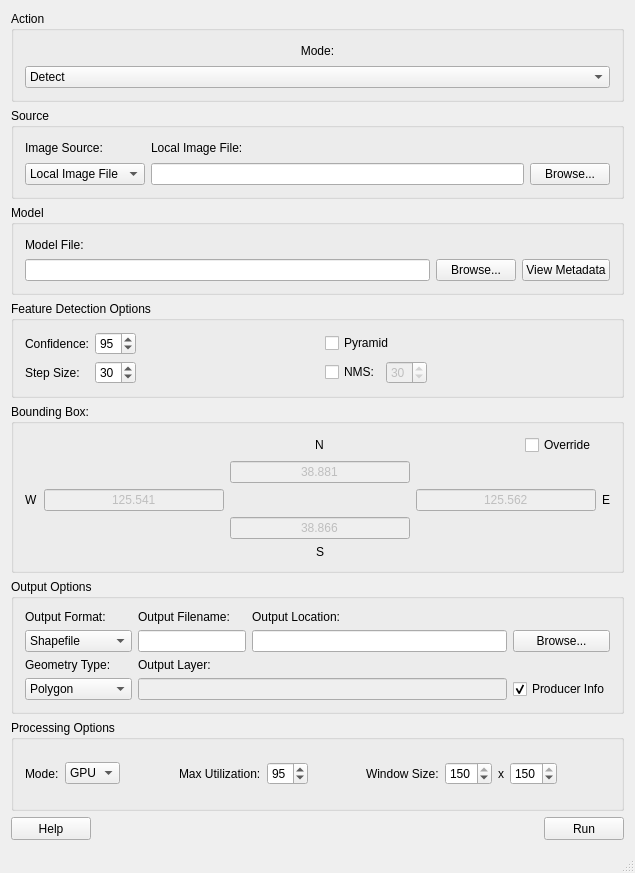
Old version of the form gui/mainwindow.ui in the repository DigitalGlobe/GGD-OpenSpaceNet.
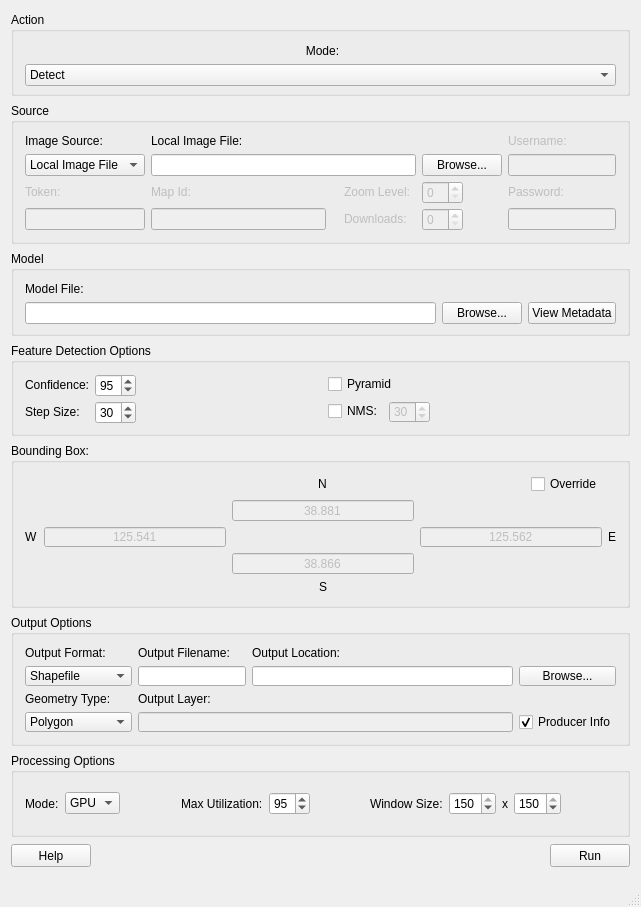
New version of the form. Icons and pictures are not drawn.

Commit message: Added extra widgets for web service options to the source group box, added logic to disable or enable the source input widgets based on the selected input source

Diff of the .ui file:
```diff
--- a/gui/mainwindow.ui
+++ b/gui/mainwindow.ui
@@ -9,8 +9,8 @@
    <rect>
     <x>0</x>
     <y>0</y>
-    <width>635</width>
-    <height>873</height>
+    <width>637</width>
+    <height>907</height>
    </rect>
   </property>
   <property name="windowTitle">
@@ -25,49 +25,101 @@
   </property>
   <widget class="QWidget" name="centralWidget">
    <layout class="QGridLayout" name="gridLayout">
-    <item row="2" column="0" colspan="3">
+    <item row="5" column="0" colspan="4">
      <widget class="QGroupBox" name="modelGroupBox">
+      <property name="sizePolicy">
+       <sizepolicy hsizetype="Preferred" vsizetype="Preferred">
+        <horstretch>0</horstretch>
+        <verstretch>0</verstretch>
+       </sizepolicy>
+      </property>
       <property name="minimumSize">
        <size>
         <width>0</width>
-        <height>81</height>
+        <height>85</height>
+       </size>
+      </property>
+      <property name="maximumSize">
+       <size>
+        <width>16777215</width>
+        <height>85</height>
        </size>
       </property>
       <property name="title">
        <string>Model</string>
       </property>
+      <property name="alignment">
+       <set>Qt::AlignLeading|Qt::AlignLeft|Qt::AlignTop</set>
+      </property>
       <property name="flat">
        <bool>true</bool>
       </property>
       <layout class="QGridLayout" name="gridLayout_4">
+       <item row="1" column="1">
+        <widget class="QPushButton" name="modelFileBrowseButton">
+         <property name="sizePolicy">
+          <sizepolicy hsizetype="Minimum" vsizetype="Fixed">
+           <horstretch>0</horstretch>
+           <verstretch>0</verstretch>
+          </sizepolicy>
+         </property>
+         <property name="minimumSize">
+          <size>
+           <width>80</width>
+           <height>22</height>
+          </size>
+         </property>
+         <property name="text">
+          <string>Browse...</string>
+         </property>
+        </widget>
+       </item>
        <item row="0" column="0">
         <widget class="QLabel" name="modelFileLabel">
+         <property name="sizePolicy">
+          <sizepolicy hsizetype="Fixed" vsizetype="Preferred">
+           <horstretch>0</horstretch>
+           <verstretch>0</verstretch>
+          </sizepolicy>
+         </property>
          <property name="text">
           <string>Model File:</string>
          </property>
         </widget>
        </item>
        <item row="1" column="0">
-        <widget class="QLineEdit" name="modelFileLineEdit"/>
+        <widget class="QLineEdit" name="modelFileLineEdit">
+         <property name="minimumSize">
+          <size>
+           <width>0</width>
+           <height>22</height>
+          </size>
+         </property>
+        </widget>
        </item>
        <item row="1" column="2">
         <widget class="QPushButton" name="viewMetadataButton">
+         <property name="sizePolicy">
+          <sizepolicy hsizetype="Minimum" vsizetype="Fixed">
+           <horstretch>0</horstretch>
+           <verstretch>0</verstretch>
+          </sizepolicy>
+         </property>
+         <property name="minimumSize">
+          <size>
+           <width>80</width>
+           <height>22</height>
+          </size>
+         </property>
          <property name="text">
           <string>View Metadata</string>
          </property>
         </widget>
        </item>
-       <item row="1" column="1">
-        <widget class="QPushButton" name="modelFileBrowseButton">
-         <property name="text">
-          <string>Browse...</string>
-         </property>
-        </widget>
-       </item>
       </layout>
      </widget>
     </item>
-    <item row="6" column="0" colspan="3">
+    <item row="9" column="0" colspan="4">
      <widget class="QGroupBox" name="processingOptionsGroupBox">
       <property name="minimumSize">
        <size>
@@ -75,9 +127,18 @@
         <height>81</height>
        </size>
       </property>
+      <property name="maximumSize">
+       <size>
+        <width>16777215</width>
+        <height>84</height>
+       </size>
+      </property>
       <property name="title">
        <string>Processing Options</string>
       </property>
+      <property name="alignment">
+       <set>Qt::AlignLeading|Qt::AlignLeft|Qt::AlignTop</set>
+      </property>
       <property name="flat">
        <bool>true</bool>
       </property>
@@ -196,12 +257,18 @@
       </layout>
      </widget>
     </item>
-    <item row="0" column="0" colspan="3">
+    <item row="0" column="0" colspan="4">
      <widget class="QGroupBox" name="actionGroupBox">
       <property name="minimumSize">
        <size>
-        <width>0</width>
-        <height>81</height>
+        <width>619</width>
+        <height>84</height>
+       </size>
+      </property>
+      <property name="maximumSize">
+       <size>
+        <width>16777215</width>
+        <height>84</height>
        </size>
       </property>
       <property name="title">
@@ -213,6 +280,12 @@
       <layout class="QGridLayout" name="gridLayout_2">
        <item row="0" column="0">
         <widget class="QLabel" name="modeLabel">
+         <property name="minimumSize">
+          <size>
+           <width>595</width>
+           <height>15</height>
+          </size>
+         </property>
          <property name="layoutDirection">
           <enum>Qt::LeftToRight</enum>
          </property>
@@ -229,6 +302,12 @@
        </item>
        <item row="1" column="0">
         <widget class="QComboBox" name="modeComboBox">
+         <property name="minimumSize">
+          <size>
+           <width>0</width>
+           <height>22</height>
+          </size>
+         </property>
          <item>
           <property name="text">
            <string>Detect</string>
@@ -244,17 +323,29 @@
       </layout>
      </widget>
     </item>
-    <item row="4" column="0" colspan="3">
+    <item row="7" column="0" colspan="4">
      <widget class="QGroupBox" name="outputOptionsGroupBox">
       <property name="minimumSize">
        <size>
-        <width>0</width>
-        <height>121</height>
+        <width>619</width>
+        <height>165</height>
+       </size>
+      </property>
+      <property name="maximumSize">
+       <size>
+        <width>16777215</width>
+        <height>165</height>
        </size>
       </property>
       <property name="title">
        <string>Bounding Box:</string>
       </property>
+      <property name="alignment">
+       <set>Qt::AlignLeading|Qt::AlignLeft|Qt::AlignTop</set>
+      </property>
+      <property name="flat">
+       <bool>false</bool>
+      </property>
       <layout class="QGridLayout" name="gridLayout_6">
        <item row="2" column="4">
         <widget class="QLabel" name="bboxELabel">
@@ -338,6 +429,24 @@
        </item>
        <item row="0" column="3" alignment="Qt::AlignRight">
         <widget class="QCheckBox" name="bboxOverrideCheckBox">
+         <property name="sizePolicy">
+          <sizepolicy hsizetype="Fixed" vsizetype="Fixed">
+           <horstretch>0</horstretch>
+           <verstretch>0</verstretch>
+          </sizepolicy>
+         </property>
+         <property name="minimumSize">
+          <size>
+           <width>71</width>
+           <height>20</height>
+          </size>
+         </property>
+         <property name="maximumSize">
+          <size>
+           <width>71</width>
+           <height>20</height>
+          </size>
+         </property>
          <property name="text">
           <string>Override</string>
          </property>
@@ -355,7 +464,7 @@
       <zorder>bboxOverrideCheckBox</zorder>
      </widget>
     </item>
-    <item row="7" column="2">
+    <item row="10" column="3">
      <widget class="QPushButton" name="runPushButton">
       <property name="minimumSize">
        <size>
@@ -368,23 +477,38 @@
       </property>
      </widget>
     </item>
-    <item row="3" column="0" colspan="3">
+    <item row="6" column="0" colspan="4">
      <widget class="QGroupBox" name="featureDetectionOptionsGroupBox">
       <property name="minimumSize">
        <size>
         <width>0</width>
-        <height>81</height>
+        <height>93</height>
+       </size>
+      </property>
+      <property name="maximumSize">
+       <size>
+        <width>16777215</width>
+        <height>93</height>
        </size>
       </property>
       <property name="title">
        <string>Feature Detection Options</string>
       </property>
+      <property name="alignment">
+       <set>Qt::AlignLeading|Qt::AlignLeft|Qt::AlignTop</set>
+      </property>
       <property name="flat">
        <bool>true</bool>
       </property>
       <layout class="QGridLayout" name="gridLayout_5">
        <item row="1" column="1">
         <widget class="QSpinBox" name="stepSizeSpinBox">
+         <property name="minimumSize">
+          <size>
+           <width>0</width>
+           <height>23</height>
+          </size>
+         </property>
          <property name="value">
           <number>30</number>
          </property>
@@ -406,6 +530,12 @@
        </item>
        <item row="0" column="1">
         <widget class="QSpinBox" name="confidenceSpinBox">
+         <property name="minimumSize">
+          <size>
+           <width>0</width>
+           <height>23</height>
+          </size>
+         </property>
          <property name="value">
           <number>95</number>
          </property>
@@ -430,6 +560,12 @@
          <property name="enabled">
           <bool>false</bool>
          </property>
+         <property name="minimumSize">
+          <size>
+           <width>0</width>
+           <height>22</height>
+          </size>
+         </property>
          <property name="readOnly">
           <bool>false</bool>
          </property>
@@ -467,80 +603,7 @@
       </layout>
      </widget>
     </item>
-    <item row="1" column="0" colspan="3">
-     <widget class="QGroupBox" name="sourceGroupBox">
-      <property name="minimumSize">
-       <size>
-        <width>0</width>
-        <height>81</height>
-       </size>
-      </property>
-      <property name="title">
-       <string>Source</string>
-      </property>
-      <property name="flat">
-       <bool>true</bool>
-      </property>
-      <layout class="QGridLayout" name="gridLayout_3">
-       <item row="1" column="0">
-        <widget class="QComboBox" name="imageSourceComboBox">
-         <item>
-          <property name="text">
-           <string>Local Image File</string>
-          </property>
-         </item>
-         <item>
-          <property name="text">
-           <string>DGCS</string>
-          </property>
-         </item>
-         <item>
-          <property name="text">
-           <string>EVWHS</string>
-          </property>
-         </item>
-         <item>
-          <property name="text">
-           <string>MapsAPI</string>
-          </property>
-         </item>
-        </widget>
-       </item>
-       <item row="1" column="1">
-        <widget class="QLineEdit" name="localImageFileLineEdit">
-         <property name="text">
-          <string/>
-         </property>
-        </widget>
-       </item>
-       <item row="0" column="1">
-        <widget class="QLabel" name="localImageFileLabel">
-         <property name="text">
-          <string>Local Image File:</string>
-         </property>
-        </widget>
-       </item>
-       <item row="1" column="2">
-        <widget class="QPushButton" name="localImageFileBrowseButton">
-         <property name="text">
-          <string>Browse...</string>
-         </property>
-        </widget>
-       </item>
-       <item row="0" column="0">
-        <widget class="QLabel" name="imageSourceLabel">
-         <property name="text">
-          <string>Image Source:</string>
-         </property>
-         <property name="alignment">
-          <set>Qt::AlignLeading|Qt::AlignLeft|Qt::AlignVCenter</set>
-         </property>
-        </widget>
-       </item>
-      </layout>
-     </widget>
-    </item>
-    <item row="7" column="0">
+    <item row="10" column="0">
      <widget class="QPushButton" name="helpPushButton">
       <property name="minimumSize">
        <size>
@@ -553,7 +616,7 @@
       </property>
      </widget>
     </item>
-    <item row="7" column="1">
+    <item row="10" column="2">
      <spacer name="helpRunSpacer">
       <property name="orientation">
        <enum>Qt::Horizontal</enum>
@@ -566,7 +629,7 @@
       </property>
      </spacer>
     </item>
-    <item row="5" column="0" colspan="3">
+    <item row="8" column="0" colspan="4">
      <widget class="QGroupBox" name="outputOptionsGroupBox_2">
       <property name="minimumSize">
        <size>
@@ -574,9 +637,18 @@
         <height>131</height>
        </size>
       </property>
+      <property name="maximumSize">
+       <size>
+        <width>16777215</width>
+        <height>131</height>
+       </size>
+      </property>
       <property name="title">
        <string>Output Options</string>
       </property>
+      <property name="alignment">
+       <set>Qt::AlignLeading|Qt::AlignLeft|Qt::AlignTop</set>
+      </property>
       <property name="flat">
        <bool>true</bool>
       </property>
@@ -699,6 +771,316 @@
       </layout>
      </widget>
     </item>
+    <item row="4" column="0" colspan="4">
+     <widget class="QGroupBox" name="sourceOptionsGroupBox">
+      <property name="sizePolicy">
+       <sizepolicy hsizetype="Preferred" vsizetype="Maximum">
+        <horstretch>0</horstretch>
+        <verstretch>0</verstretch>
+       </sizepolicy>
+      </property>
+      <property name="minimumSize">
+       <size>
+        <width>619</width>
+        <height>141</height>
+       </size>
+      </property>
+      <property name="maximumSize">
+       <size>
+        <width>16777215</width>
+        <height>141</height>
+       </size>
+      </property>
+      <property name="title">
+       <string>Source</string>
+      </property>
+      <property name="alignment">
+       <set>Qt::AlignLeading|Qt::AlignLeft|Qt::AlignTop</set>
+      </property>
+      <property name="flat">
+       <bool>true</bool>
+      </property>
+      <layout class="QGridLayout" name="gridLayout_3">
+       <item row="1" column="1" colspan="5">
+        <widget class="QLineEdit" name="localImageFileLineEdit">
+         <property name="sizePolicy">
+          <sizepolicy hsizetype="Minimum" vsizetype="Fixed">
+           <horstretch>0</horstretch>
+           <verstretch>0</verstretch>
+          </sizepolicy>
+         </property>
+         <property name="minimumSize">
+          <size>
+           <width>0</width>
+           <height>22</height>
+          </size>
+         </property>
+         <property name="sizeIncrement">
+          <size>
+           <width>0</width>
+           <height>0</height>
+          </size>
+         </property>
+         <property name="text">
+          <string/>
+         </property>
+        </widget>
+       </item>
+       <item row="3" column="0">
+        <widget class="QLineEdit" name="tokenLineEdit">
+         <property name="enabled">
+          <bool>false</bool>
+         </property>
+         <property name="sizePolicy">
+          <sizepolicy hsizetype="Minimum" vsizetype="Fixed">
+           <horstretch>0</horstretch>
+           <verstretch>0</verstretch>
+          </sizepolicy>
+         </property>
+         <property name="minimumSize">
+          <size>
+           <width>0</width>
+           <height>22</height>
+          </size>
+         </property>
+        </widget>
+       </item>
+       <item row="0" column="1">
+        <widget class="QLabel" name="localImageFileLabel">
+         <property name="text">
+          <string>Local Image File:</string>
+         </property>
+        </widget>
+       </item>
+       <item row="0" column="0">
+        <widget class="QLabel" name="imageSourceLabel">
+         <property name="text">
+          <string>Image Source:</string>
+         </property>
+         <property name="alignment">
+          <set>Qt::AlignLeading|Qt::AlignLeft|Qt::AlignVCenter</set>
+         </property>
+        </widget>
+       </item>
+       <item row="0" column="7">
+        <widget class="QLabel" name="usernameLabel">
+         <property name="enabled">
+          <bool>false</bool>
+         </property>
+         <property name="text">
+          <string>Username:</string>
+         </property>
+        </widget>
+       </item>
+       <item row="2" column="0">
+        <widget class="QLabel" name="tokenLabel">
+         <property name="enabled">
+          <bool>false</bool>
+         </property>
+         <property name="text">
+          <string>Token:</string>
+         </property>
+        </widget>
+       </item>
+       <item row="1" column="7">
+        <widget class="QLineEdit" name="usernameLineEdit">
+         <property name="enabled">
+          <bool>false</bool>
+         </property>
+         <property name="sizePolicy">
+          <sizepolicy hsizetype="Fixed" vsizetype="Fixed">
+           <horstretch>0</horstretch>
+           <verstretch>0</verstretch>
+          </sizepolicy>
+         </property>
+         <property name="minimumSize">
+          <size>
+           <width>0</width>
+           <height>22</height>
+          </size>
+         </property>
+        </widget>
+       </item>
+       <item row="2" column="7">
+        <widget class="QLabel" name="passwordLabel">
+         <property name="enabled">
+          <bool>false</bool>
+         </property>
+         <property name="text">
+          <string>Password:</string>
+         </property>
+        </widget>
+       </item>
+       <item row="1" column="6" alignment="Qt::AlignLeft">
+        <widget class="QPushButton" name="localImageFileBrowseButton">
+         <property name="enabled">
+          <bool>true</bool>
+         </property>
+         <property name="sizePolicy">
+          <sizepolicy hsizetype="Minimum" vsizetype="Fixed">
+           <horstretch>6</horstretch>
+           <verstretch>0</verstretch>
+          </sizepolicy>
+         </property>
+         <property name="minimumSize">
+          <size>
+           <width>0</width>
+           <height>22</height>
+          </size>
+         </property>
+         <property name="text">
+          <string>Browse...</string>
+         </property>
+        </widget>
+       </item>
+       <item row="3" column="7">
+        <widget class="QLineEdit" name="passwordLineEdit">
+         <property name="enabled">
+          <bool>false</bool>
+         </property>
+         <property name="sizePolicy">
+          <sizepolicy hsizetype="Minimum" vsizetype="Fixed">
+           <horstretch>0</horstretch>
+           <verstretch>0</verstretch>
+          </sizepolicy>
+         </property>
+         <property name="minimumSize">
+          <size>
+           <width>0</width>
+           <height>22</height>
+          </size>
+         </property>
+         <property name="echoMode">
+          <enum>QLineEdit::Password</enum>
+         </property>
+        </widget>
+       </item>
+       <item row="1" column="0">
+        <widget class="QComboBox" name="imageSourceComboBox">
+         <property name="sizePolicy">
+          <sizepolicy hsizetype="Minimum" vsizetype="Fixed">
+           <horstretch>0</horstretch>
+           <verstretch>0</verstretch>
+          </sizepolicy>
+         </property>
+         <property name="minimumSize">
+          <size>
+           <width>0</width>
+           <height>22</height>
+          </size>
+         </property>
+         <item>
+          <property name="text">
+           <string>Local Image File</string>
+          </property>
+         </item>
+         <item>
+          <property name="text">
+           <string>DGCS</string>
+          </property>
+         </item>
+         <item>
+          <property name="text">
+           <string>EVWHS</string>
+          </property>
+         </item>
+         <item>
+          <property name="text">
+           <string>MapsAPI</string>
+          </property>
+         </item>
+        </widget>
+       </item>
+       <item row="3" column="6">
+        <widget class="QSpinBox" name="downloadsSpinBox">
+         <property name="enabled">
+          <bool>false</bool>
+         </property>
+         <property name="sizePolicy">
+          <sizepolicy hsizetype="Maximum" vsizetype="Fixed">
+           <horstretch>0</horstretch>
+           <verstretch>0</verstretch>
+          </sizepolicy>
+         </property>
+         <property name="minimumSize">
+          <size>
+           <width>0</width>
+           <height>23</height>
+          </size>
+         </property>
+        </widget>
+       </item>
+       <item row="2" column="1">
+        <widget class="QLabel" name="mapIdLabel">
+         <property name="enabled">
+          <bool>false</bool>
+         </property>
+         <property name="text">
+          <string>Map Id:</string>
+         </property>
+        </widget>
+       </item>
+       <item row="2" column="6">
+        <widget class="QSpinBox" name="zoomSpinBox">
+         <property name="enabled">
+          <bool>false</bool>
+         </property>
+         <property name="sizePolicy">
+          <sizepolicy hsizetype="Maximum" vsizetype="Fixed">
+           <horstretch>0</horstretch>
+           <verstretch>0</verstretch>
+          </sizepolicy>
+         </property>
+         <property name="minimumSize">
+          <size>
+           <width>0</width>
+           <height>23</height>
+          </size>
+         </property>
+        </widget>
+       </item>
+       <item row="2" column="4">
+        <widget class="QLabel" name="zoomLabel">
+         <property name="enabled">
+          <bool>false</bool>
+         </property>
+         <property name="text">
+          <string>Zoom Level:</string>
+         </property>
+        </widget>
+       </item>
+       <item row="3" column="1">
+        <widget class="QLineEdit" name="mapIdLineEdit">
+         <property name="enabled">
+          <bool>false</bool>
+         </property>
+         <property name="minimumSize">
+          <size>
+           <width>0</width>
+           <height>22</height>
+          </size>
+         </property>
+        </widget>
+       </item>
+       <item row="3" column="4">
+        <widget class="QLabel" name="downloadsLabel">
+         <property name="enabled">
+          <bool>false</bool>
+         </property>
+         <property name="sizePolicy">
+          <sizepolicy hsizetype="Maximum" vsizetype="Preferred">
+           <horstretch>0</horstretch>
+           <verstretch>0</verstretch>
+          </sizepolicy>
+         </property>
+         <property name="text">
+          <string>Downloads:</string>
+         </property>
+        </widget>
+       </item>
+      </layout>
+     </widget>
+    </item>
    </layout>
   </widget>
   <widget class="QMenuBar" name="menuBar">
@@ -706,7 +1088,7 @@
     <rect>
      <x>0</x>
      <y>0</y>
-     <width>635</width>
+     <width>637</width>
      <height>19</height>
     </rect>
    </property>
```
The commit also changes 2 other files.
